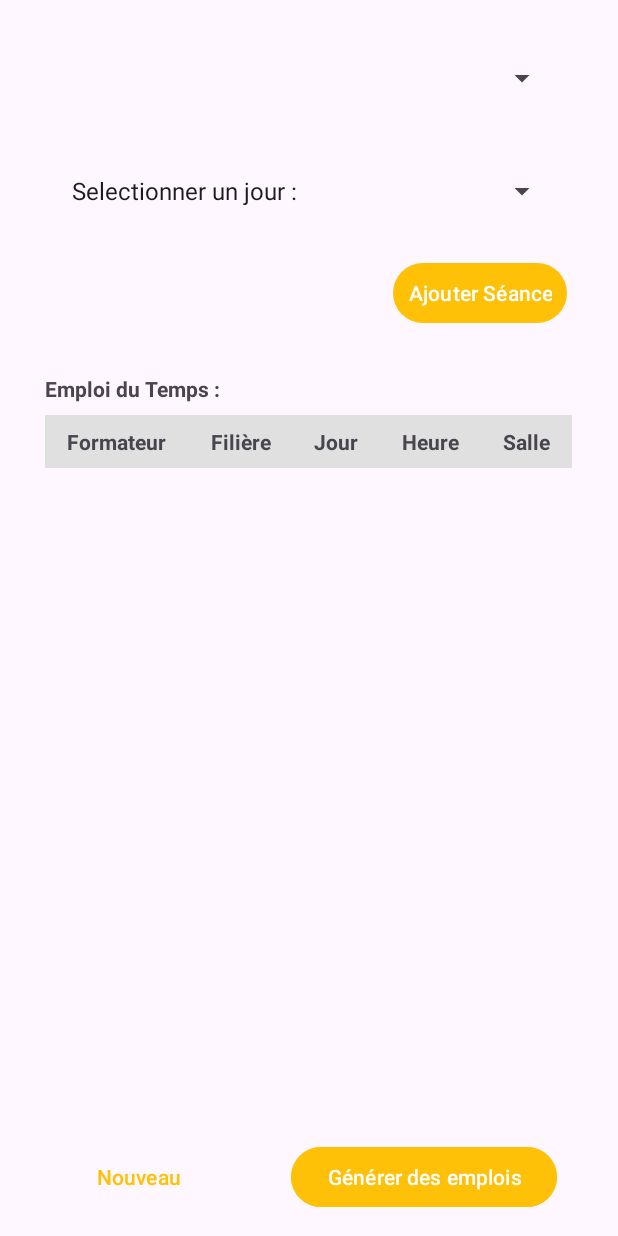
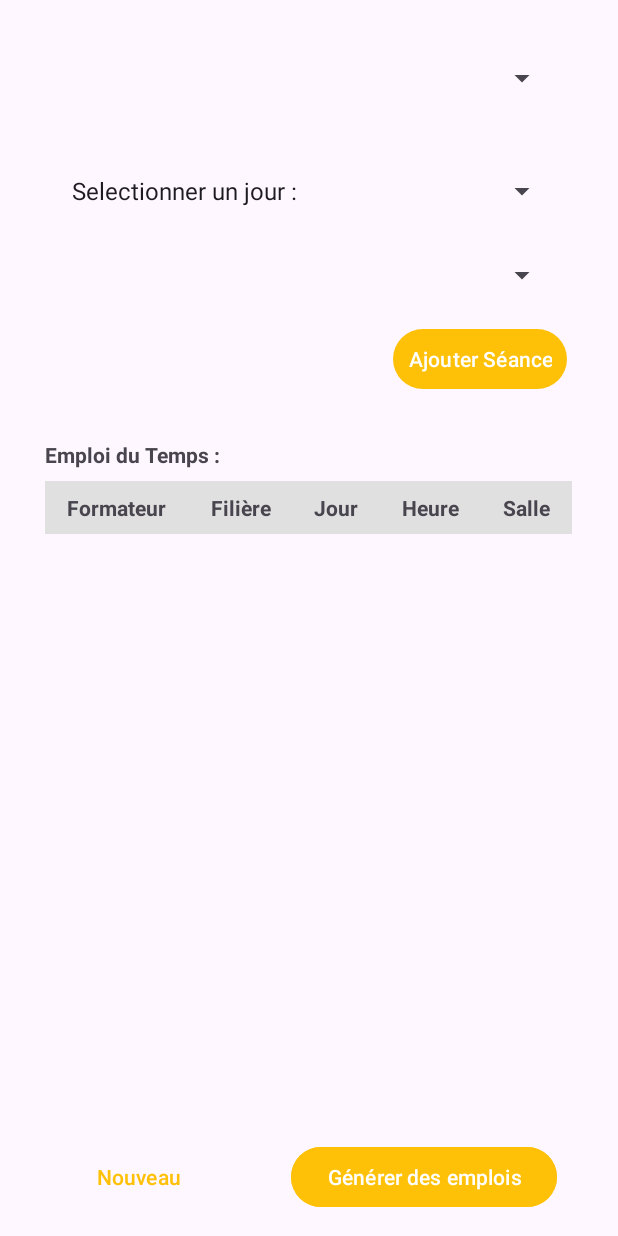
Before and after one commit to oubrahim-said/timz, an Android app: the screen it shows after launch (FirstPage), on a phone screen of 412 x 824 dp. Run offline under Robolectric (Android 15) with nearby library versions, the phone set to English and light mode, and no system bars.

Commit message:
Updated FirstPage.kt with new content

```diff
--- a/app/src/main/java/com/example/timz/RetrofitClient.kt
+++ b/app/src/main/java/com/example/timz/RetrofitClient.kt
@@ -4,7 +4,8 @@ import retrofit2.Retrofit
 import retrofit2.converter.gson.GsonConverterFactory
 
 object RetrofitClient {
-    private const val BASE_URL = "http://192.168.247.59/times/api/"
+
+    private const val BASE_URL = "http://192.168.3.97/times/api/"
     val instance: ApiService by lazy {
         Retrofit.Builder()
             .baseUrl(BASE_URL)
--- a/app/src/main/java/com/example/timz/ScheduleAdapter.kt
+++ b/app/src/main/java/com/example/timz/ScheduleAdapter.kt
@@ -20,12 +20,10 @@ class ScheduleAdapter(private val myList: MutableList<ScheduleCallback>, val con
         val tableLayout: TableLayout = itemView.findViewById(R.id.scheduleTable)
         val textView: TextView = itemView.findViewById(R.id.name_of_teach)
     }
-
     override fun onCreateViewHolder(parent: ViewGroup, viewType: Int): ScheduleViewHolder {
         val view = LayoutInflater.from(parent.context).inflate(R.layout.table_item_layout, parent, false)
         return ScheduleViewHolder(view)
     }
-
     override fun getItemCount(): Int {
         return teacherList.size
     }
--- a/app/src/main/res/layout/activity_first_page.xml
+++ b/app/src/main/res/layout/activity_first_page.xml
@@ -39,6 +39,12 @@
 
             <Spinner
                 android:id="@+id/day_spinner"
+                android:layout_width="match_parent"
+                android:layout_height="wrap_content"
+                android:layout_margin="10dp"
+                android:spinnerMode="dropdown" />
+            <Spinner
+                android:id="@+id/salle_spinner"
                 android:layout_width="match_parent"
                 android:layout_height="wrap_content"
                 android:layout_margin="10dp"
--- a/app/src/main/res/xml/network_permission.xml
+++ b/app/src/main/res/xml/network_permission.xml
@@ -1,6 +1,6 @@
 <?xml version="1.0" encoding="utf-8"?>
 <network-security-config>
     <domain-config cleartextTrafficPermitted="true">
-        <domain includeSubdomains="true">192.168.247.59</domain>
+        <domain includeSubdomains="true">192.168.3.97</domain>
     </domain-config>
 </network-security-config>
```
Also changed, not shown: app/src/main/java/com/example/timz/FirstPage.kt (+47 -20 lines).
